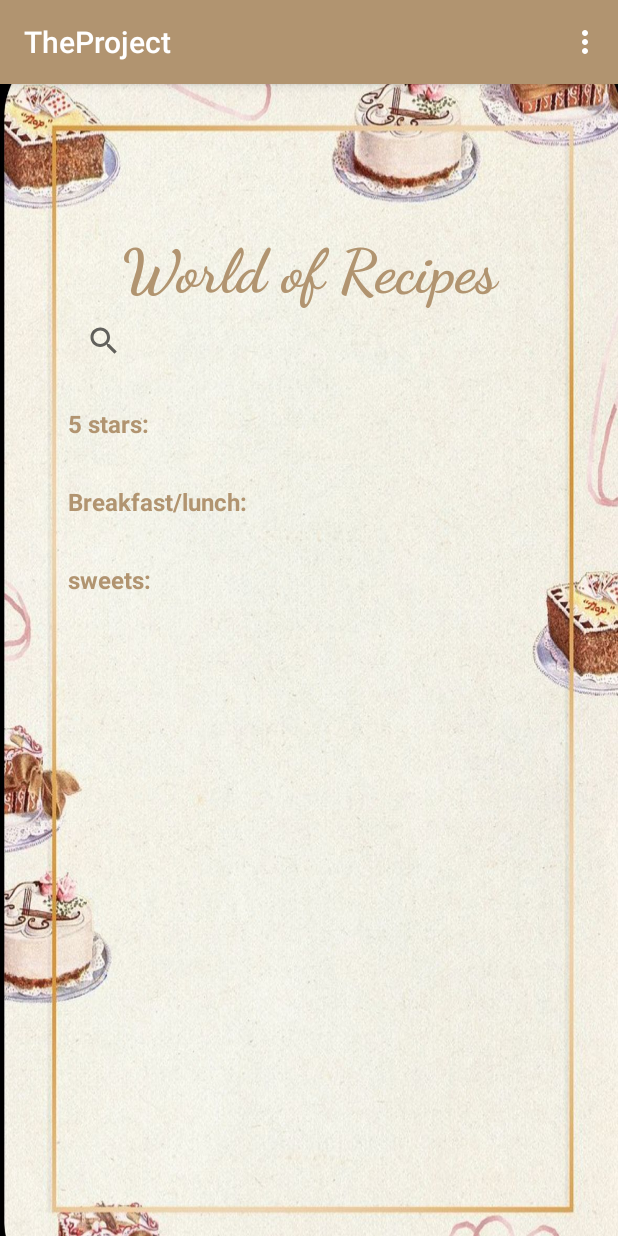
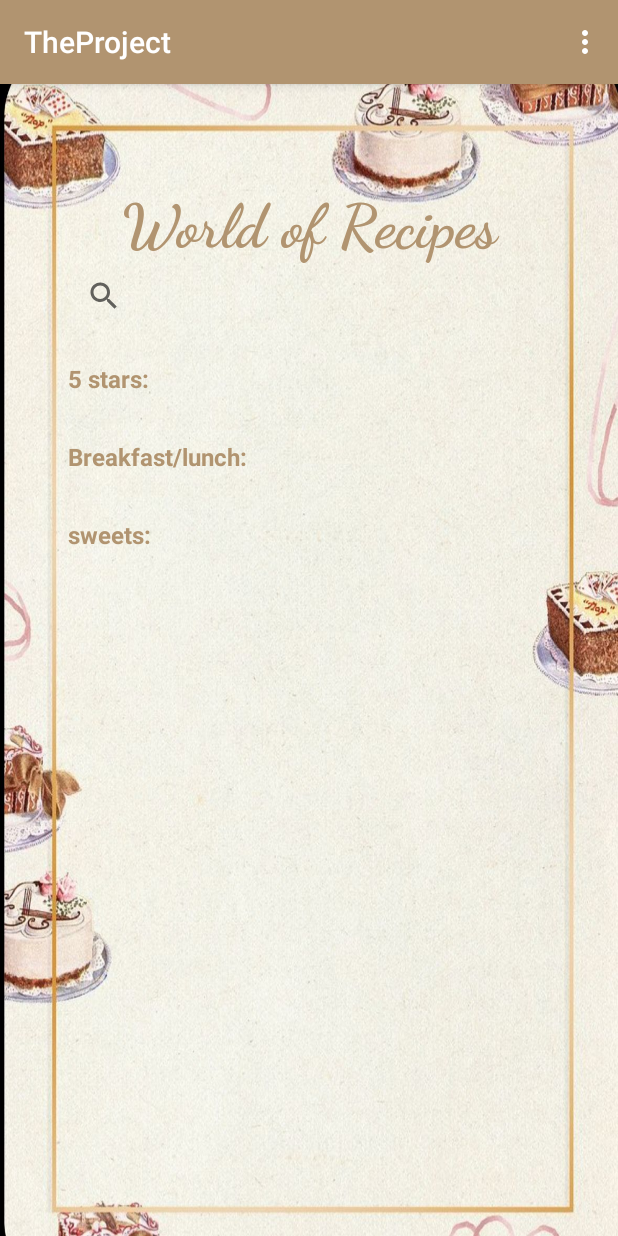
Before and after one commit to noak2804/try1, an Android app: the screen it shows after launch once a user with an empty profile is signed in (MainRecipesActivity), on a phone screen of 412 x 824 dp. Run offline under Robolectric (Android 15) with nearby library versions, the phone set to English and light mode, and no system bars; our stand-ins replace Firebase (no records; nobody signed in at launch, a user with empty details on screens opened directly).

Commit message:
update FireBase

```diff
--- a/app/src/main/java/com/example/theproject/Recipe/RecipeActivity.java
+++ b/app/src/main/java/com/example/theproject/Recipe/RecipeActivity.java
@@ -119,7 +119,7 @@ groceryList.setOnClickListener(new View.OnClickListener() {
         this.recipe=recipe;
         if(recipe.getIfIngredientsSave())
         {
-            groceryList.;
+            groceryList.setImageDrawable((getDrawable(R.drawable.check)));
         }
 
         ImageView imageView=findViewById(R.id.imageViewSave);
@@ -231,6 +231,7 @@ groceryList.setOnClickListener(new View.OnClickListener() {
         c = new CountDownTimer((counter+1) * 1000, 1000) {
             @Override
             public void onTick(long l) {
+
                 t = (TextView) findViewById(R.id.time);
                 t.setText(String.valueOf(counter));
 
--- a/app/src/main/res/layout/activity_main_recipes.xml
+++ b/app/src/main/res/layout/activity_main_recipes.xml
@@ -10,18 +10,17 @@
 
     <ScrollView
         android:id="@+id/scrollView2"
-        android:layout_width="match_parent"
-        android:layout_height="match_parent"
+        android:layout_width="0dp"
+        android:layout_height="0dp"
         android:layout_marginLeft="45dp"
-        android:layout_marginTop="90dp"
+        android:layout_marginTop="60dp"
         android:layout_marginRight="45dp"
-        android:layout_marginBottom="20dp"
+        android:layout_marginBottom="25dp"
         app:layout_constraintBottom_toBottomOf="parent"
         app:layout_constraintEnd_toEndOf="parent"
         app:layout_constraintHorizontal_bias="0.0"
         app:layout_constraintStart_toStartOf="parent"
-        app:layout_constraintTop_toTopOf="parent"
-        app:layout_constraintVertical_bias="0.0">
+        app:layout_constraintTop_toTopOf="parent">
 
         <LinearLayout
             android:layout_width="match_parent"
--- a/app/src/main/res/layout/activity_new_recipe.xml
+++ b/app/src/main/res/layout/activity_new_recipe.xml
@@ -210,6 +210,7 @@
                 android:layout_width="match_parent"
                 android:layout_height="wrap_content"
                 android:layout_marginTop="10dp"
+                android:layout_marginBottom="12dp"
                 android:background="@drawable/background_button"
                 android:fontFamily="serif"
                 android:onClick="submitNewRecipe"
--- a/app/src/main/res/menu/menu_recipes.xml
+++ b/app/src/main/res/menu/menu_recipes.xml
@@ -8,7 +8,8 @@
          />
     <item
         android:id="@+id/createNewRecipe"
-        android:title="Create New Recipe" />
+        android:title="Create New Recipe"
+       />
     <item
         android:id="@+id/userProfile"
         android:title="User Profile" />
--- a/app/src/main/res/values/themes.xml
+++ b/app/src/main/res/values/themes.xml
@@ -1,9 +1,12 @@
 <resources xmlns:tools="http://schemas.android.com/tools">
     <!-- Base application theme. -->
     <style name="Base.Theme.TheProject" parent="Theme.AppCompat.Light.DarkActionBar">
+
         <!-- Customize your light theme here. -->
          <item name="colorPrimary">#B19470</item>
     </style>
 
     <style name="Theme.TheProject" parent="Base.Theme.TheProject" />
+
+
 </resources>
```
Also changed, not shown: app/src/main/res/drawable/background_pic.xml (deleted, +0 -14 lines), app/src/main/res/drawable/backgrount_forthe_actionbar.xml (added, +9 -0 lines), app/src/main/res/layout/main_recycle_recipes.xml (+10 -14 lines).
